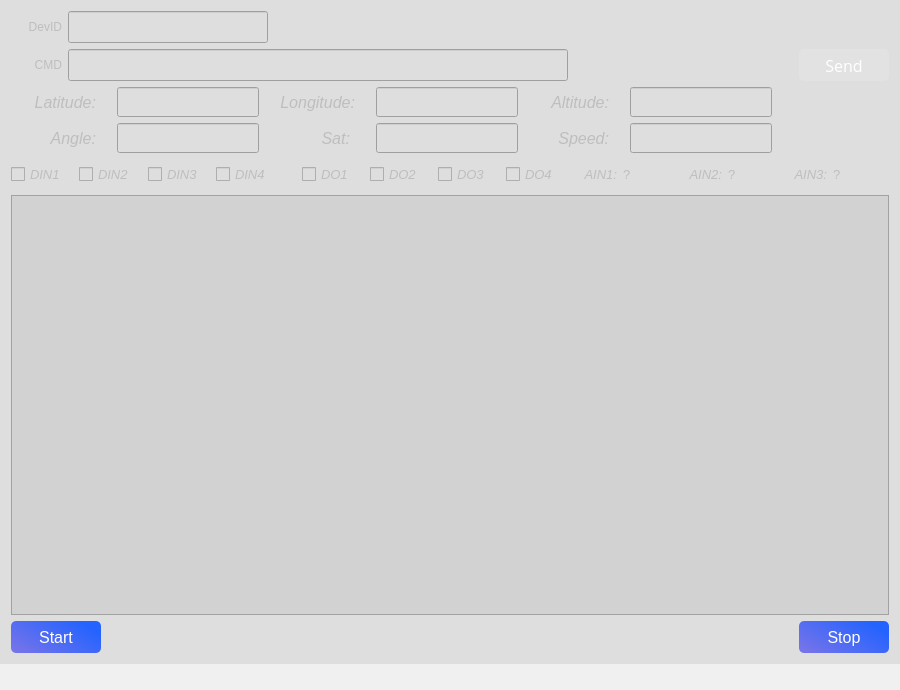
Before: the Qt Designer form srv.ui in salara1960/qsrv, drawn with Qt 5.
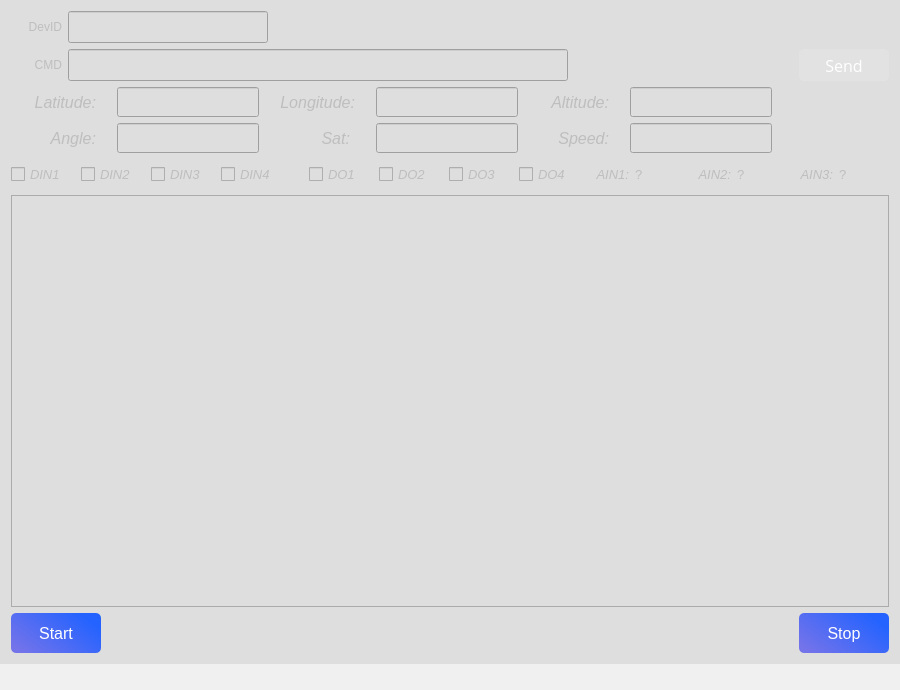
After: the same form once the commit is applied. Icons and pictures are not drawn.

```diff
--- a/srv.ui
+++ b/srv.ui
@@ -69,7 +69,7 @@
       </property>
      </widget>
     </item>
-    <item row="0" column="1">
+    <item row="0" column="1" colspan="2">
      <widget class="QLineEdit" name="imei">
       <property name="enabled">
        <bool>false</bool>
@@ -139,7 +139,7 @@
       </property>
      </widget>
     </item>
-    <item row="1" column="1" colspan="2">
+    <item row="1" column="1" colspan="4">
      <widget class="QLineEdit" name="cmd">
       <property name="enabled">
        <bool>false</bool>
@@ -163,7 +163,7 @@
       </property>
      </widget>
     </item>
-    <item row="1" column="4">
+    <item row="1" column="6">
      <widget class="QPushButton" name="sending">
       <property name="enabled">
        <bool>false</bool>
@@ -207,7 +207,7 @@
       </property>
      </widget>
     </item>
-    <item row="2" column="0" colspan="4">
+    <item row="2" column="0" colspan="6">
      <layout class="QGridLayout" name="gridLayout">
       <item row="0" column="0">
        <widget class="QLabel" name="label">
@@ -577,7 +577,7 @@
       </item>
      </layout>
     </item>
-    <item row="3" column="0" colspan="3">
+    <item row="3" column="0" colspan="5">
      <layout class="QGridLayout" name="gridLayout_4">
       <item row="0" column="0">
        <layout class="QGridLayout" name="gridLayout_2">
@@ -781,7 +781,7 @@
       </item>
      </layout>
     </item>
-    <item row="3" column="3" colspan="2">
+    <item row="3" column="5" colspan="2">
      <layout class="QGridLayout" name="gridLayout_8">
       <item row="0" column="0">
        <layout class="QGridLayout" name="gridLayout_5">
@@ -974,8 +974,11 @@
       </item>
      </layout>
     </item>
-    <item row="4" column="0" colspan="5">
+    <item row="4" column="0" colspan="7">
      <widget class="QTextBrowser" name="textinfo">
+      <property name="enabled">
+       <bool>true</bool>
+      </property>
       <property name="minimumSize">
        <size>
         <width>760</width>
@@ -987,9 +990,11 @@
         <pointsize>11</pointsize>
        </font>
       </property>
+      <property name="autoFillBackground">
+       <bool>false</bool>
+      </property>
       <property name="styleSheet">
-       <string notr="true">color: rgb(0, 0, 0);
-background-color: rgb(210, 210, 210);</string>
+       <string notr="true"/>
       </property>
      </widget>
     </item>
@@ -1004,7 +1009,7 @@
       <property name="minimumSize">
        <size>
         <width>90</width>
-        <height>32</height>
+        <height>40</height>
        </size>
       </property>
       <property name="font">
@@ -1034,25 +1039,51 @@
      </widget>
     </item>
     <item row="5" column="2">
+     <spacer name="horizontalSpacer">
+      <property name="orientation">
+       <enum>Qt::Horizontal</enum>
+      </property>
+      <property name="sizeHint" stdset="0">
+       <size>
+        <width>327</width>
+        <height>20</height>
+       </size>
+      </property>
+     </spacer>
+    </item>
+    <item row="5" column="3">
      <widget class="QLabel" name="avto">
       <property name="enabled">
-       <bool>false</bool>
+       <bool>true</bool>
       </property>
       <property name="minimumSize">
        <size>
-        <width>90</width>
-        <height>32</height>
+        <width>130</width>
+        <height>40</height>
        </size>
       </property>
       <property name="styleSheet">
-       <string notr="true">image: url(:/png/a2.png);</string>
+       <string notr="true"/>
       </property>
       <property name="text">
        <string/>
       </property>
      </widget>
     </item>
-    <item row="5" column="4">
+    <item row="5" column="4" colspan="2">
+     <spacer name="horizontalSpacer_2">
+      <property name="orientation">
+       <enum>Qt::Horizontal</enum>
+      </property>
+      <property name="sizeHint" stdset="0">
+       <size>
+        <width>215</width>
+        <height>20</height>
+       </size>
+      </property>
+     </spacer>
+    </item>
+    <item row="5" column="6">
      <widget class="QPushButton" name="stoping">
       <property name="sizePolicy">
        <sizepolicy hsizetype="Fixed" vsizetype="Fixed">
@@ -1063,7 +1094,7 @@
       <property name="minimumSize">
        <size>
         <width>90</width>
-        <height>32</height>
+        <height>40</height>
        </size>
       </property>
       <property name="font">
```
